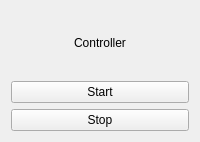
First picture: the form in Controller/mainwindow.ui, repository fatvlady/dbus-test, before the edit.
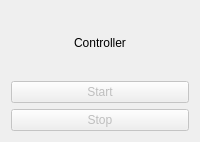
Second picture: the form after the edit.

```diff
--- a/Controller/mainwindow.ui
+++ b/Controller/mainwindow.ui
@@ -39,6 +39,9 @@
     </item>
     <item>
      <widget class="QPushButton" name="startButton">
+      <property name="enabled">
+       <bool>false</bool>
+      </property>
       <property name="text">
        <string>Start</string>
       </property>
@@ -46,6 +49,9 @@
     </item>
     <item>
      <widget class="QPushButton" name="stopButton">
+      <property name="enabled">
+       <bool>false</bool>
+      </property>
       <property name="text">
        <string>Stop</string>
       </property>
```
